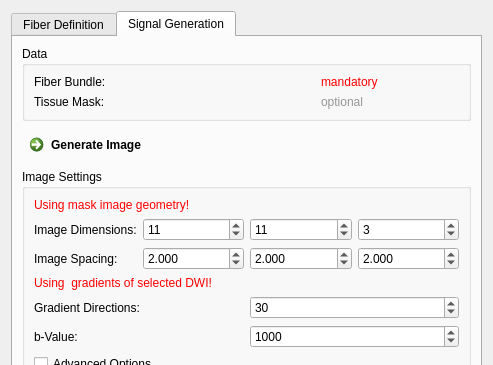
This is Plugins/org.mitk.gui.qt.diffusionimaging/src/internal/QmitkFiberfoxViewControls.ui in MITK/MITK as Qt 5 draws it before an edit; both pictures show x 0 to 493 and y 0 to 365 of the 493 by 1438 pixel window. The edited form follows.
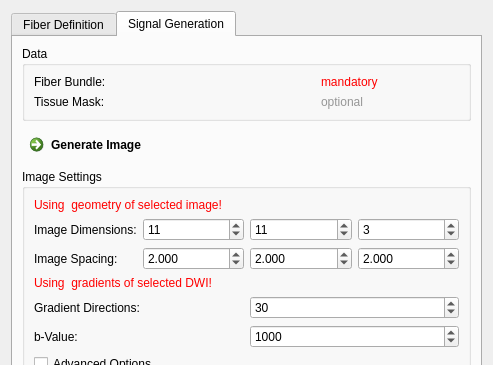
This is the edited form. The open tabs and pages were chosen to show the change. Icons and pictures are not drawn. Custom widgets are drawn as their Qt base class.

Commit message: enabling use of any image geometry (not only mask or dwi)

The edit to the form file:
```diff
--- a/Plugins/org.mitk.gui.qt.diffusionimaging/src/internal/QmitkFiberfoxViewControls.ui
+++ b/Plugins/org.mitk.gui.qt.diffusionimaging/src/internal/QmitkFiberfoxViewControls.ui
@@ -1438,7 +1438,7 @@
              <string notr="true">color: rgb(255, 0, 0);</string>
             </property>
             <property name="text">
-             <string>Using mask image geometry!</string>
+             <string>Using  geometry of selected image!</string>
             </property>
            </widget>
           </item>
```
The commit also changes 1 other file.
